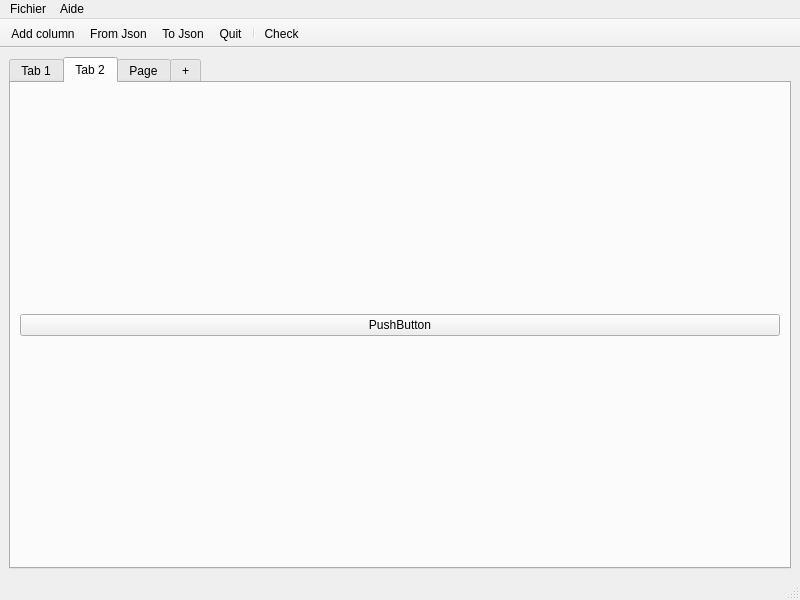
The window that ui/qastle.ui (Epono/qastle) describes before a commit, drawn with Qt 5.
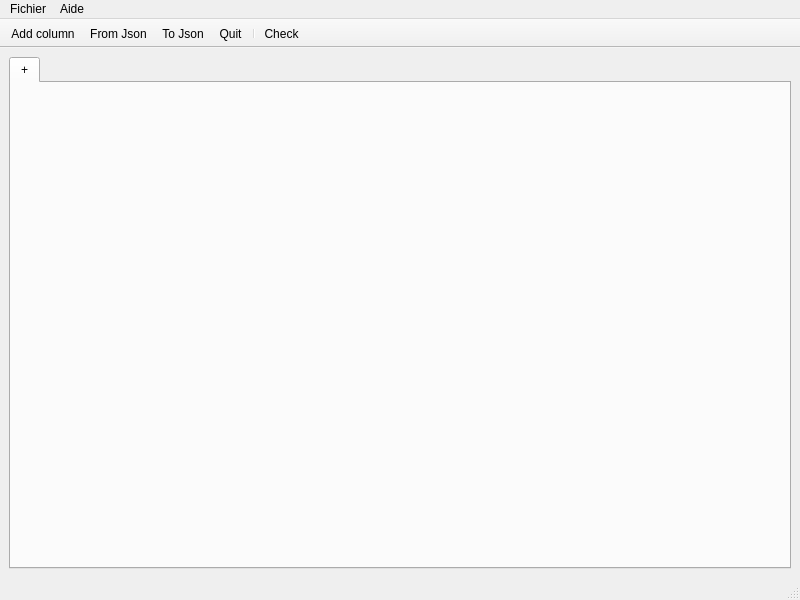
The same window after the commit. The open tabs and pages were chosen to show the change.

What changed in the file:
```diff
--- a/ui/qastle.ui
+++ b/ui/qastle.ui
@@ -20,57 +20,11 @@
       <property name="currentIndex">
        <number>0</number>
       </property>
-      <widget class="QWidget" name="tab">
-       <attribute name="title">
-        <string>Tab 1</string>
-       </attribute>
-       <layout class="QGridLayout" name="gridLayout_2">
-        <item row="0" column="0">
-         <widget class="QTableView" name="tableWidget"/>
-        </item>
-       </layout>
-      </widget>
-      <widget class="QWidget" name="tab_2">
-       <attribute name="title">
-        <string>Tab 2</string>
-       </attribute>
-       <layout class="QGridLayout" name="gridLayout_4">
-        <item row="0" column="0">
-         <widget class="QPushButton" name="pushButton">
-          <property name="text">
-           <string>PushButton</string>
-          </property>
-         </widget>
-        </item>
-       </layout>
-      </widget>
-      <widget class="QWidget" name="tab_5">
-       <attribute name="title">
-        <string>Page</string>
-       </attribute>
-       <layout class="QGridLayout" name="gridLayout_5">
-        <item row="0" column="0">
-         <widget class="QPushButton" name="pushButton_2">
-          <property name="text">
-           <string>PushButton</string>
-          </property>
-         </widget>
-        </item>
-       </layout>
-      </widget>
       <widget class="QWidget" name="tab_add">
        <attribute name="title">
         <string>+</string>
        </attribute>
-       <layout class="QGridLayout" name="gridLayout_6">
-        <item row="0" column="0">
-         <widget class="QToolButton" name="toolButton">
-          <property name="text">
-           <string>...</string>
-          </property>
-         </widget>
-        </item>
-       </layout>
+       <layout class="QGridLayout" name="gridLayout_6"/>
       </widget>
      </widget>
     </item>
```
